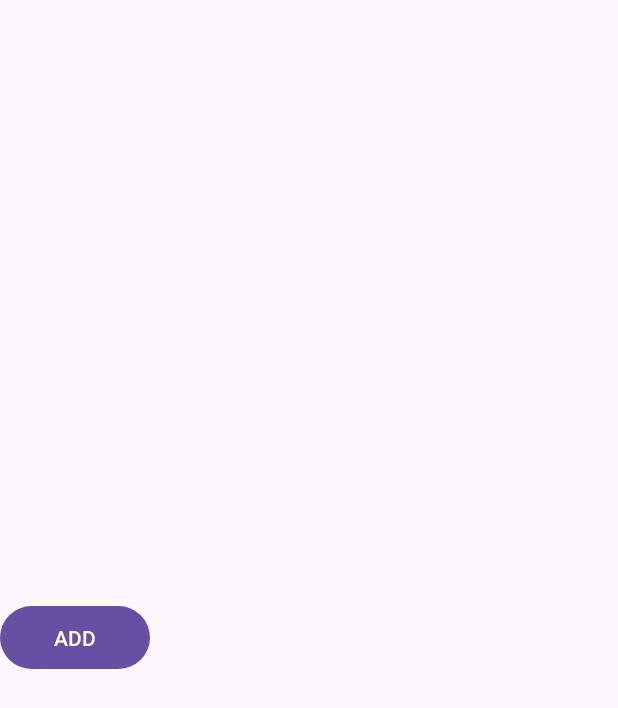
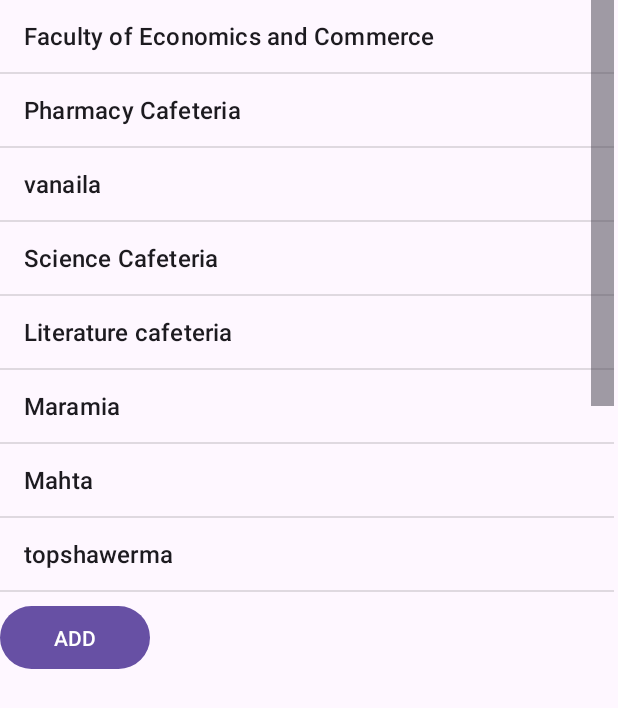
Before and after one commit to OsaidB/MMOY, an Android app: the layout yaz_list_rest.xml on its own in the app's theme, with its tools: preview values and no code run, on a phone screen of 412 x 824 dp. Shown: the top 708 px of the screen. Run offline under Robolectric (Android 15) with nearby library versions, the phone set to English and light mode, and no system bars; network calls fail.

Commit message:
Semi-done2

```diff
--- a/app/src/main/java/forthefilnal/Faculty_of_Economics_and_Commerce.java
+++ b/app/src/main/java/forthefilnal/Faculty_of_Economics_and_Commerce.java
@@ -51,7 +51,7 @@ public class Faculty_of_Economics_and_Commerce extends AppCompatActivity {
     @Override
     protected void onCreate(Bundle savedInstanceState) {
         super.onCreate(savedInstanceState);
-        setContentView(R.layout.activity_faculty_of_economics_and_commerce);
+        setContentView(R.layout.yaz_faculty_of_economics_and_commerce);
         requestQueue = Volley.newRequestQueue(Faculty_of_Economics_and_Commerce.this);
         map1 = findViewById(R.id.m);
         mosahab = findViewById(R.id.mosahab);
--- a/app/src/main/java/forthefilnal/Literature_cafeteria.java
+++ b/app/src/main/java/forthefilnal/Literature_cafeteria.java
@@ -17,7 +17,7 @@ public class Literature_cafeteria extends AppCompatActivity {
     @Override
     protected void onCreate(Bundle savedInstanceState) {
         super.onCreate(savedInstanceState);
-        setContentView(R.layout.literature_cafeteria);
+        setContentView(R.layout.yaz_literature_cafeteria);
         mape5 = findViewById(R.id.mmaap);
         mape5.setOnClickListener(new View.OnClickListener() {
             @Override
--- a/app/src/main/java/forthefilnal/Mahta.java
+++ b/app/src/main/java/forthefilnal/Mahta.java
@@ -17,7 +17,7 @@ public class Mahta extends AppCompatActivity {
     @Override
     protected void onCreate(Bundle savedInstanceState) {
         super.onCreate(savedInstanceState);
-        setContentView(R.layout.mahta);
+        setContentView(R.layout.yaz_mahta);
         mape7 = findViewById(R.id.ma8);
         mape7.setOnClickListener(new View.OnClickListener() {
             @Override
--- a/app/src/main/java/forthefilnal/MainActivity14.java
+++ b/app/src/main/java/forthefilnal/MainActivity14.java
@@ -17,7 +17,7 @@ public class MainActivity14 extends AppCompatActivity {
     @Override
     protected void onCreate(Bundle savedInstanceState) {
         super.onCreate(savedInstanceState);
-        setContentView(R.layout.activity_main14);
+        setContentView(R.layout.yaz_main14);
         mape13 = findViewById(R.id.ma14);
         mape13.setOnClickListener(new View.OnClickListener() {
             @Override
--- a/app/src/main/java/forthefilnal/Maramia.java
+++ b/app/src/main/java/forthefilnal/Maramia.java
@@ -43,7 +43,7 @@ public class Maramia extends AppCompatActivity {
     @Override
     protected void onCreate(Bundle savedInstanceState) {
         super.onCreate(savedInstanceState);
-        setContentView(R.layout.maramia);
+        setContentView(R.layout.yaz_maramia);
         requestQueue = Volley.newRequestQueue(Maramia.this);
         mape6 = findViewById(R.id.ma7);
         tee7 = findViewById(R.id.tee7);
--- a/app/src/main/java/forthefilnal/Pharmacy_Cafeteria.java
+++ b/app/src/main/java/forthefilnal/Pharmacy_Cafeteria.java
@@ -16,7 +16,7 @@ public class Pharmacy_Cafeteria extends AppCompatActivity {
     @Override
     protected void onCreate(Bundle savedInstanceState) {
         super.onCreate(savedInstanceState);
-        setContentView(R.layout.pharmacy_cafeteria);
+        setContentView(R.layout.yaz_pharmacy_cafeteria);
         map2 = findViewById(R.id.map);
 
         map2.setOnClickListener(view -> {
--- a/app/src/main/java/forthefilnal/Tost.java
+++ b/app/src/main/java/forthefilnal/Tost.java
@@ -17,7 +17,7 @@ public class Tost extends AppCompatActivity {
     @Override
     protected void onCreate(Bundle savedInstanceState) {
         super.onCreate(savedInstanceState);
-        setContentView(R.layout.tost);
+        setContentView(R.layout.yaz_tost);
         mape11 = findViewById(R.id.ma12);
         mape11.setOnClickListener(new View.OnClickListener() {
             @Override
--- a/app/src/main/java/forthefilnal/coktallRanush.java
+++ b/app/src/main/java/forthefilnal/coktallRanush.java
@@ -43,7 +43,7 @@ public class coktallRanush extends AppCompatActivity {
     @Override
     protected void onCreate(Bundle savedInstanceState) {
         super.onCreate(savedInstanceState);
-        setContentView(R.layout.coktallranush);
+        setContentView(R.layout.yaz_coktallranush);
         mape9 = findViewById(R.id.ma10);
         requestQueue = Volley.newRequestQueue(coktallRanush.this);
 
--- a/app/src/main/java/forthefilnal/insert.java
+++ b/app/src/main/java/forthefilnal/insert.java
@@ -31,7 +31,7 @@ public class insert extends AppCompatActivity {
     @Override
     protected void onCreate(Bundle savedInstanceState) {
         super.onCreate(savedInstanceState);
-        setContentView(R.layout.activity_insert);
+        setContentView(R.layout.yaz_insert);
         requestQueue = Volley.newRequestQueue(insert.this);
         e1 = findViewById(R.id.e1);
         e2 = findViewById(R.id.e2);
--- a/app/src/main/java/forthefilnal/notella.java
+++ b/app/src/main/java/forthefilnal/notella.java
@@ -42,7 +42,7 @@ public class notella extends AppCompatActivity {
     @Override
     protected void onCreate(Bundle savedInstanceState) {
         super.onCreate(savedInstanceState);
-        setContentView(R.layout.notella);
+        setContentView(R.layout.yaz_notella);
         mape10 = findViewById(R.id.ma11);
         requestQueue = Volley.newRequestQueue(notella.this);
 
--- a/app/src/main/java/forthefilnal/pastries.java
+++ b/app/src/main/java/forthefilnal/pastries.java
@@ -41,7 +41,7 @@ public class pastries extends AppCompatActivity {
     @Override
     protected void onCreate(Bundle savedInstanceState) {
         super.onCreate(savedInstanceState);
-        setContentView(R.layout.pastries);
+        setContentView(R.layout.yaz_pastries);
         chezzeftair13 = findViewById(R.id.chezzeftair13);
         zatar13 = findViewById(R.id.zatar13);
         mosahab13 = findViewById(R.id.mosahab13);
--- a/app/src/main/java/forthefilnal/science_cafeteria.java
+++ b/app/src/main/java/forthefilnal/science_cafeteria.java
@@ -17,7 +17,7 @@ public class science_cafeteria extends AppCompatActivity {
     @Override
     protected void onCreate(Bundle savedInstanceState) {
         super.onCreate(savedInstanceState);
-        setContentView(R.layout.science_cafeteria);
+        setContentView(R.layout.yaz_science_cafeteria);
         map4 = findViewById(R.id.maa);
         map4.setOnClickListener(new View.OnClickListener() {
             @Override
--- a/app/src/main/java/forthefilnal/topshawerma.java
+++ b/app/src/main/java/forthefilnal/topshawerma.java
@@ -42,7 +42,7 @@ public class topshawerma extends AppCompatActivity {
     @Override
     protected void onCreate(Bundle savedInstanceState) {
         super.onCreate(savedInstanceState);
-        setContentView(R.layout.topshawerma);
+        setContentView(R.layout.yaz_topshawerma);
         requestQueue = Volley.newRequestQueue(topshawerma.this);
 
         mape8 = findViewById(R.id.ma9);
--- a/app/src/main/java/forthefilnal/vanaila.java
+++ b/app/src/main/java/forthefilnal/vanaila.java
@@ -50,7 +50,7 @@ public class vanaila extends AppCompatActivity {
     @Override
     protected void onCreate(Bundle savedInstanceState) {
         super.onCreate(savedInstanceState);
-        setContentView(R.layout.vanaila);
+        setContentView(R.layout.yaz_vanaila);
         requestQueue = Volley.newRequestQueue(vanaila.this);
 
         map3 = findViewById(R.id.ma);
--- a/app/src/main/res/layout/yaz_list_rest.xml
+++ b/app/src/main/res/layout/yaz_list_rest.xml
@@ -5,7 +5,7 @@
     android:layout_width="match_parent"
     android:layout_height="500dp"
     android:orientation="vertical"
-    tools:context=".list_rest">
+    tools:context="forthefilnal.list_rest">
 
     <ListView
         android:id="@+id/list"
--- a/app/src/main/res/values/strings.xml
+++ b/app/src/main/res/values/strings.xml
@@ -20,4 +20,19 @@
     <string name="name">Name</string>
     <string name="click_to_select_your_date_of_birth">Click Here To Select Your Date Of Birth</string>
 
+    <string-array name="restorans">
+        <item>Faculty of Economics and Commerce</item>
+        <item>Pharmacy Cafeteria</item>
+        <item>vanaila</item>
+        <item>Science Cafeteria</item>
+        <item>Literature cafeteria</item>
+        <item>Maramia</item>
+        <item>Mahta</item>
+        <item>topshawerma</item>
+        <item>coktallRanush</item>
+        <item>notella</item>
+        <item>Tost</item>
+        <item>pastries</item>
+
+    </string-array>
 </resources>
```
Also changed, not shown: app/src/main/AndroidManifest.xml (+48 -1 lines).
